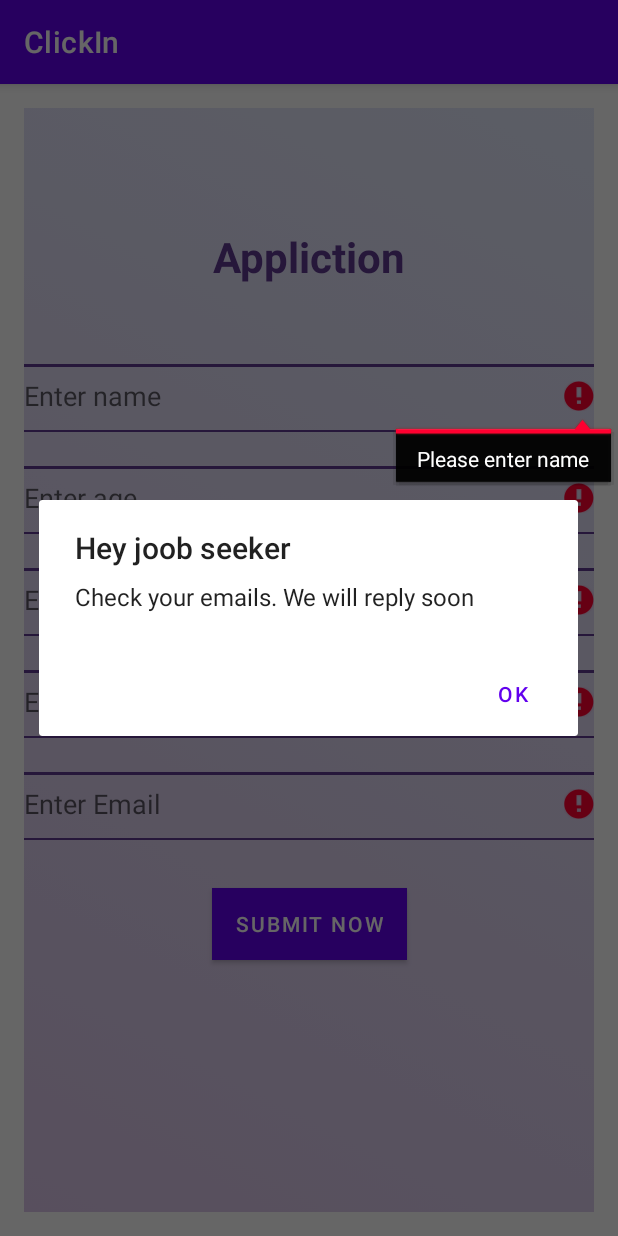
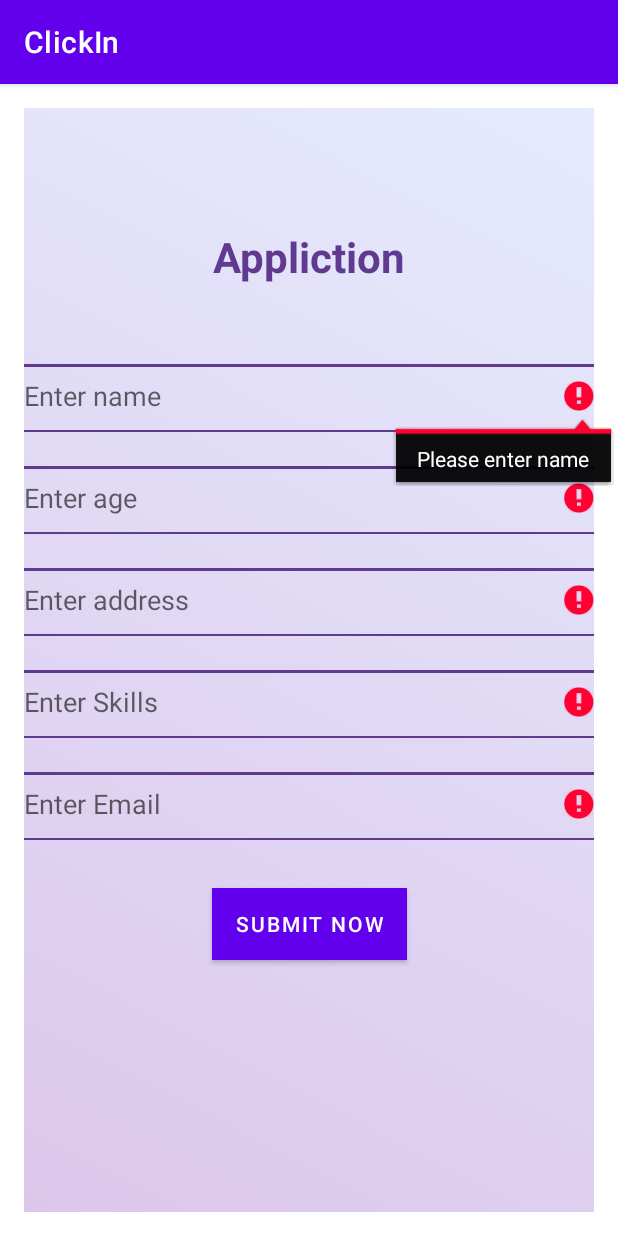
Before and after one commit to it21214684/ClickIn, an Android app: the InsertionActivity screen opened directly, with no data from a screen before it, after a tap on "SUBMIT NOW", on a phone screen of 412 x 824 dp. Run offline under Robolectric (Android 15) with nearby library versions, the phone set to English and light mode, and no system bars; our stand-ins replace Firebase (no records; nobody signed in at launch, a user with empty details on screens opened directly).

Commit message:
initial commit joob seeker

```diff
--- a/app/src/main/java/com/example/clickin/activities/EmployeeDetailsActivity.kt
+++ b/app/src/main/java/com/example/clickin/activities/EmployeeDetailsActivity.kt
@@ -63,6 +63,7 @@
         tvEmpEmail.text = intent.getStringExtra("empEmail")
 
     }
+    // update dialog box
     private fun openUpdateDialog(
         empId: String,
         empName: String
@@ -112,6 +113,8 @@
             tvEmpEmail.text = etEmpEmail.text.toString()
 
             alertDialog.dismiss()
+
+
         }
     }
 
@@ -128,6 +131,7 @@
         val empInfo = EmployeeModel(id, name, age, address, skills, email)
         dbRef.setValue(empInfo)
     }
+    //delete function
     private fun deleteRecord(
         id: String
     ){
--- a/app/src/main/java/com/example/clickin/activities/InsertionActivity.kt
+++ b/app/src/main/java/com/example/clickin/activities/InsertionActivity.kt
@@ -38,15 +38,15 @@
         btnSaveData.setOnClickListener {
 
 
-                val alertDialog = AlertDialog.Builder(this)
-                    .setTitle("Hey joob seeker")
-                    .setMessage("Check your emails. We will reply soon")
-                    .setPositiveButton("OK") { dialog, _ ->
-                        dialog.dismiss()
-                    }
-                    .create()
-
-                alertDialog.show()
+//                val alertDialog = AlertDialog.Builder(this)
+//                    .setTitle("Hey joob seeker")
+//                    .setMessage("Check your emails. We will reply soon")
+//                    .setPositiveButton("OK") { dialog, _ ->
+//                        dialog.dismiss()
+//                    }
+//                    .create()
+//
+//                alertDialog.show()
 
 
             saveEmployeeData()
@@ -66,8 +66,9 @@
         val empAddress = etEmpAddress.text.toString()
         val empSkills = etEmpSkills.text.toString()
         val empEmail = etEmpEmail.text.toString()
-
-        if (empName.isEmpty()) {
+        //validation
+        if(empName.isEmpty() || empAge.isEmpty() || empAddress.isEmpty() || empSkills.isEmpty() || empEmail.isEmpty()){
+            if (empName.isEmpty()) {
             etEmpName.error = "Please enter name"
         }
         if (empAge.isEmpty()) {
@@ -81,7 +82,8 @@
         }
         if (empEmail.isEmpty()) {
             etEmpEmail.error = "Please enter email"
-        }
+        }}
+        else{
         val empId = dbRef.push().key!!
 
         val employee = EmployeeModel(empId, empName, empAge, empAddress, empSkills, empEmail)
@@ -100,6 +102,6 @@
                 Toast.makeText(this, "Error ${err.message}", Toast.LENGTH_LONG).show()
             }
 
-    }
+    }}
 
 }
--- a/app/src/main/java/com/example/clickin/activities/VacanciessActivity.kt
+++ b/app/src/main/java/com/example/clickin/activities/VacanciessActivity.kt
@@ -18,10 +18,12 @@
         button = findViewById(R.id.button)
         buttond = findViewById(R.id.buttond)
 
+        //navigate to insert form
         button.setOnClickListener {
             val intent = Intent(this, InsertionActivity::class.java)
             startActivity(intent)
         }
+        //navigate to details page
         buttond.setOnClickListener {
             val intent = Intent(this, Details::class.java)
             startActivity(intent)
```
